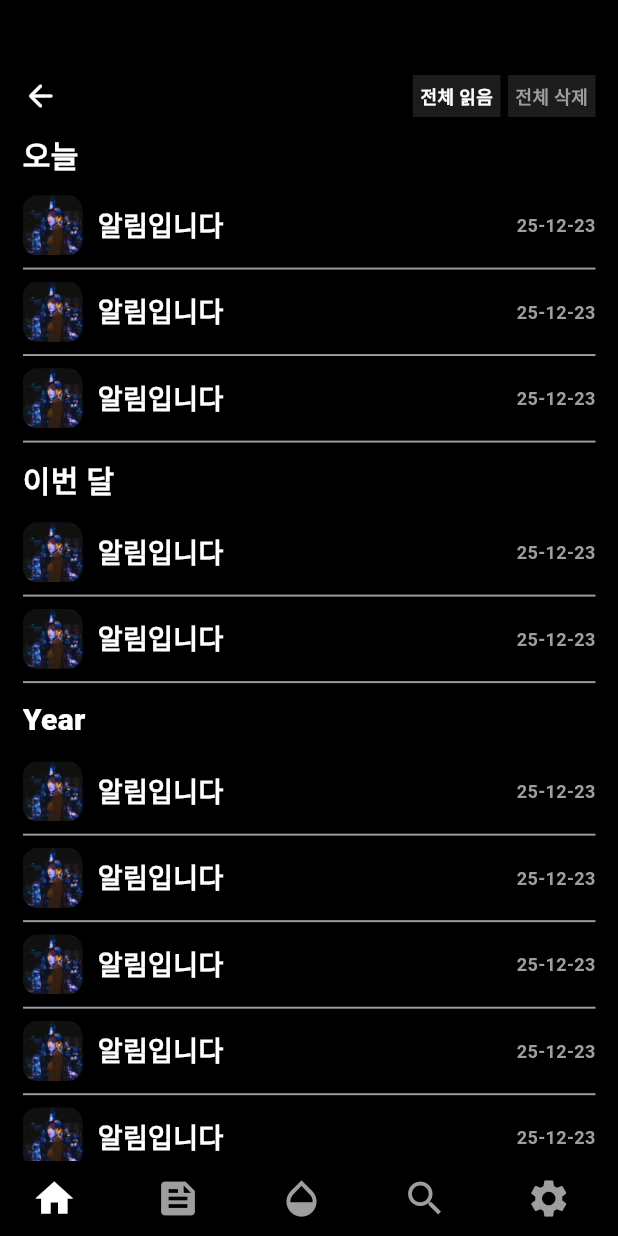
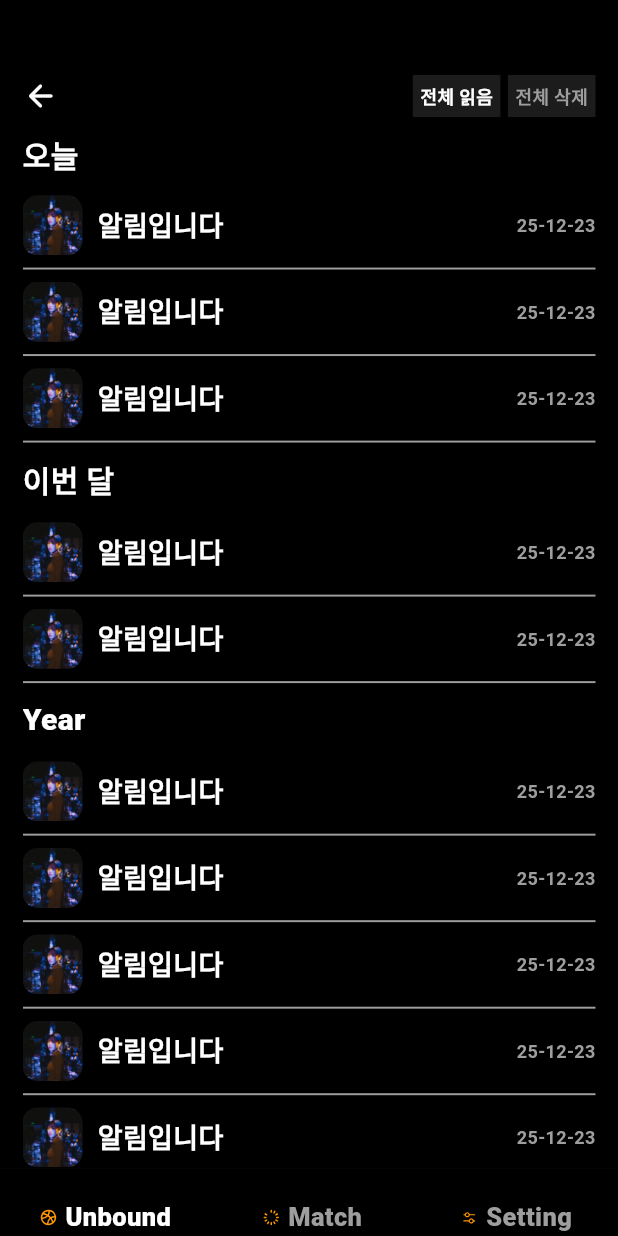
Before and after one commit to bbprojectteam/unbound_app, a Flutter app: the HomeScreen screen opened by its route, after a tap on the "notifications none" icon, on a phone screen of 412 x 824 dp. Run offline on Flutter 3.47's test engine with Material 3 defaults, Android fonts, the phone set to English and light mode, and no system bars; our stand-ins replace cached_network_image, file_picker, firebase_auth, firebase_core, firebase_messaging, flutter_dotenv and 10 more; accounts and stored records are empty; network calls fail.

Commit message:
바텀 네비게이션 구조 수정

```diff
--- a/lib/router/app_router.dart
+++ b/lib/router/app_router.dart
@@ -5,6 +5,7 @@ import 'package:badboys/screen/game/playing_screen.dart';
 import 'package:badboys/screen/home/home_screen.dart';
 import 'package:badboys/screen/info/member_page_screen.dart';
 import 'package:badboys/screen/lockerRoom/locker_room_screen.dart';
+import 'package:badboys/screen/match/match_screen.dart';
 import 'package:badboys/screen/rank/rank_screen.dart';
 import 'package:badboys/screen/register/login.dart';
 import 'package:badboys/screen/register/profile_setting_screen.dart';
@@ -25,37 +26,40 @@ class AppScreen extends StatefulWidget {
 }
 
 class _AppScreenState extends State<AppScreen> {
-  int _currentIndex = 0;
+  var _currentIndex = 0.obs;  // 바텀 네비게이션의 인덱스
+  var _currentPage = 0.obs;   // 현재 페이지 상태
+  Rx<Widget> _childNotifier = Rx<Widget>(Container());  // child 화면을 Rx로 관리
 
   PageController _pageController = PageController();
-  int _currentPage = 0;
-
-  final ValueNotifier<Widget> _childNotifier = ValueNotifier<Widget>(Container());
 
   @override
   void initState() {
-    _childNotifier.value = widget.child; // 초기 child 설정
+    super.initState();
+
+    // _childNotifier 초기화 (여기서 초기화는 한 번만)
+    _childNotifier.value = widget.child;
+
     _pageController.addListener(() {
       int newPage = _pageController.page!.round();
-      if (newPage != _currentPage) {
-        _currentPage = newPage;
-        setState(() {});
+      if (newPage != _currentPage.value) {
+        _currentPage.value = newPage;
       }
     });
-
-    super.initState();
   }
 
   @override
   void didUpdateWidget(covariant AppScreen oldWidget) {
     super.didUpdateWidget(oldWidget);
     if (oldWidget.child != widget.child) {
-      _childNotifier.value = widget.child;
+      _childNotifier.value = widget.child;  // child가 변경되면 갱신
     }
   }
 
   @override
   Widget build(BuildContext context) {
+
+    print('tes123');
+
     bool showBottomNav = !(
         widget.child is SplashScreen ||
             widget.child is LoginScreen ||
@@ -67,36 +71,29 @@ class _AppScreenState extends State<AppScreen> {
     return Scaffold(
       body: Stack(
         children: [
-
-          ValueListenableBuilder<Widget>(
-            valueListenable: _childNotifier,
-            builder: (context, child, childWidget) {
-              return child;
-            },
-          ),
-
+          // ValueListenableBuilder 대신 Rx를 활용한 값의 자동 업데이트
+          Obx(() => _childNotifier.value),
         ],
       ),
       bottomNavigationBar: showBottomNav
-          ? CustomBottomNavigationBar(
-        currentIndex: _currentIndex,
+          ? Obx(() => CustomBottomNavigationBar(
+        currentIndex: _currentIndex.value,
         onTap: (index) {
-          _currentIndex = index;
+          // 상태 변경 (Rx)
+          _currentIndex.value = index;
+
+          // 페이지 전환
           if (index == 0) {
             Get.toNamed('/'); // HomeScreen
+            _childNotifier.value = HomeScreen();
           } else if (index == 1) {
-            Get.toNamed('/rank'); // PlayingScreen
+            _childNotifier.value = MatchScreen();// n
           } else if (index == 2) {
-            Get.toNamed('/match'); // PlayingScreen
-          } else if (index == 3) {
-            Get.toNamed('/rank'); // RankScreen
-          } else if (index == 4) {
-            Get.toNamed('/rank'); // CountDownScreen
+            _childNotifier.value = RankScreen();
           }
 
-
         },
-      )
+      ))
           : null,
     );
   }
--- a/lib/screen/home/home_screen.dart
+++ b/lib/screen/home/home_screen.dart
@@ -240,9 +240,10 @@ class _HomeScreenState extends State<HomeScreen> with TickerProviderStateMixin {
                           children: [
                             // TabBar 생성
                             TabBar(
-                              tabAlignment: TabAlignment.start,
+                              tabAlignment: TabAlignment.center,
                               isScrollable: true,
                               controller: _tabController,
+                              indicatorColor: Colors.orange,
                               indicatorSize: TabBarIndicatorSize.label,
                               // 탭에 맞는 indicator 크기
                               tabs: [
@@ -257,7 +258,7 @@ class _HomeScreenState extends State<HomeScreen> with TickerProviderStateMixin {
                                 ),
                                 Tab(
                                   child: Text(
-                                    '이벤트',
+                                    '이벤트 ',
                                     style: TextStyle(
                                         color: Colors.white,
                                         fontSize: 16,
--- a/lib/subScreen/comn/custom_bottom_navigatoion_bar.dart
+++ b/lib/subScreen/comn/custom_bottom_navigatoion_bar.dart
@@ -1,4 +1,5 @@
 import 'package:flutter/material.dart';
+import 'package:flutter_svg/flutter_svg.dart';
 import 'package:responsive_sizer/responsive_sizer.dart';
 
 class CustomBottomNavigationBar extends StatelessWidget {
@@ -10,24 +11,23 @@ class CustomBottomNavigationBar extends StatelessWidget {
   @override
   Widget build(BuildContext context) {
     return Container(
-      height: 50, // 네비게이션 바 높이
+      height: 5.5.h, // 네비게이션 바 높이
       decoration: BoxDecoration(
         color: Colors.black, // 배경색
       ),
       child: Row(
         mainAxisAlignment: MainAxisAlignment.spaceAround,
+        crossAxisAlignment: CrossAxisAlignment.end,
         children: [
-          _buildNavItem(Icons.home, '', 0,20.w),
-          _buildNavItem(Icons.feed, '', 1,20.w),
-          _buildNavItem(Icons.opacity, '', 2,20.w),
-          _buildNavItem(Icons.search, '', 3,20.w),
-          _buildNavItem(Icons.settings, '', 4,20.w),
+          _buildNavItem('assets/images/basketball.svg', 'Unbound', 0,34.w),
+          _buildNavItem('assets/images/spinner.svg', 'Match', 1,33.w),
+          _buildNavItem('assets/images/setting.svg', 'Setting', 2,33.w),
         ],
       ),
     );
   }
 
-  Widget _buildNavItem(IconData icon, String label, int index, double width) {
+  Widget _buildNavItem(String iconUri, String label, int index, double width) {
     final isSelected = currentIndex == index;
     return GestureDetector(
       onTap: () => onTap(index),
@@ -38,18 +38,20 @@ class CustomBottomNavigationBar extends StatelessWidget {
             mainAxisAlignment: MainAxisAlignment.center,
             crossAxisAlignment: CrossAxisAlignment.center,
             children: [
-              Icon(
-                icon,
-                size: 30,
-                color: isSelected ? Colors.white : Colors.grey,
+              SvgPicture.asset(
+                iconUri,
+                width: 3.w,
+                height: 3.h,
+                color: Colors.orange,
               ),
+
               SizedBox(
-                width: 10,
+                width: 5,
               ),
               Text(
                 label,
                 style: TextStyle(
-                    color: isSelected == 0 ? Colors.grey : Colors.white,
+                    color: !isSelected ? Colors.grey : Colors.white,
                     fontWeight: FontWeight.w900,
                     fontSize: 17),
               ),
--- a/lib/subScreen/home/home_menu_btn.dart
+++ b/lib/subScreen/home/home_menu_btn.dart
@@ -43,7 +43,7 @@ class HomeMenuBtn extends StatelessWidget {
               imagePath!,
               width: iconWSize,
               height: iconHSize,
-              color: Colors.white,
+              color: Colors.orange,
               fit: BoxFit.cover,
             ),
           SizedBox(height: 10,),
--- a/lib/subScreen/home/match_list_item.dart
+++ b/lib/subScreen/home/match_list_item.dart
@@ -54,10 +54,10 @@ class _MatchListItemState extends State<MatchListItem> {
               padding: EdgeInsets.all(10),
               decoration: BoxDecoration(
                 borderRadius: BorderRadius.circular(10),
-                border: Border.all(width: 1,color: Colors.white),
-                color: Colors.white
+                border: Border.all(width: 1,color: Colors.orange),
+                color: Colors.orange
               ),
-              child: Text('자세히 보기',style: TextStyle(color: Colors.black,fontWeight: FontWeight.w900,fontSize: 13,letterSpacing: -0.3),),
+              child: Text('자세히 보기',style: TextStyle(color: Colors.white,fontWeight: FontWeight.w900,fontSize: 13,letterSpacing: -0.3),),
             ),
           ),
 
```
Also changed, not shown: assets/images/basketball.svg (added), assets/images/setting.svg (added), assets/images/spinner.svg (added).
